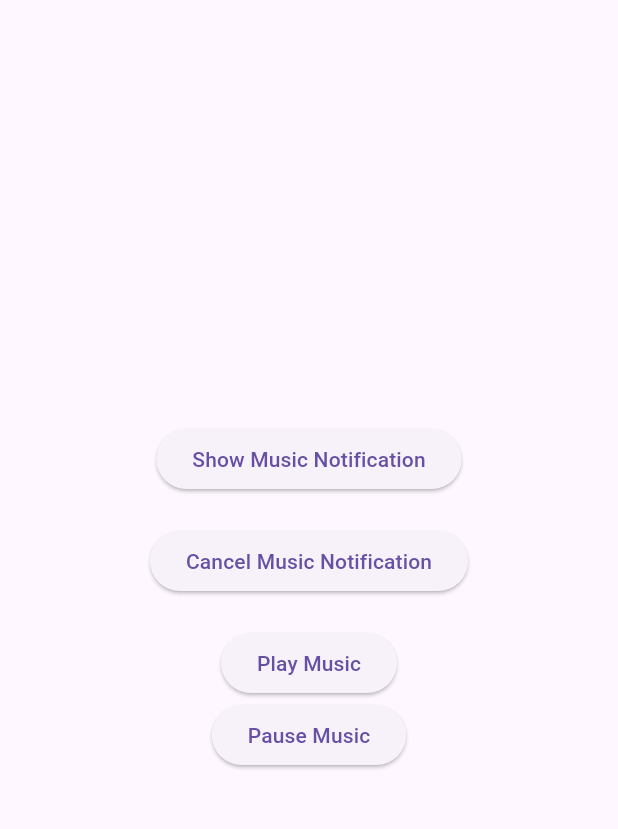
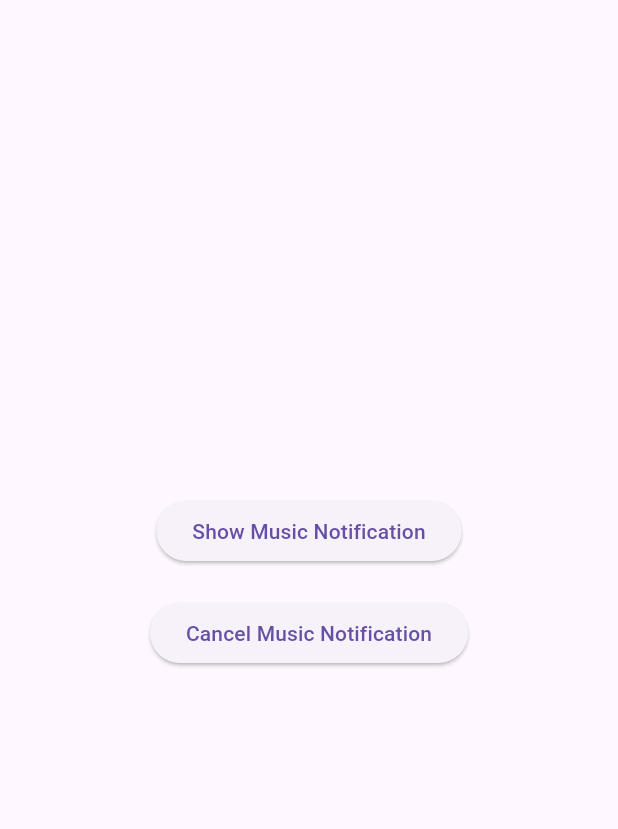
Before and after one commit to 7afidhou/MusicPlayerAppService, a Flutter app: the screen it shows after launch, on a phone screen of 412 x 824 dp, the part 63-892 px from its top. Run offline on Flutter 3.47's test engine with Material 3 defaults, Android fonts, the phone set to English and light mode, and no system bars; our stand-ins replace permission_handler.

```diff
--- a/lib/main.dart
+++ b/lib/main.dart
@@ -98,14 +98,6 @@ class MusicHomePage extends StatelessWidget {
               child: const Text('Cancel Music Notification'),
             ),
             const SizedBox(height: 20),
-            ElevatedButton(
-              onPressed: () => _updateNotificationAction("play"),
-              child: const Text('Play Music'),
-            ),
-            ElevatedButton(
-              onPressed: () => _updateNotificationAction("pause"),
-              child: const Text('Pause Music'),
-            ),
           ],
         ),
       ),
```
